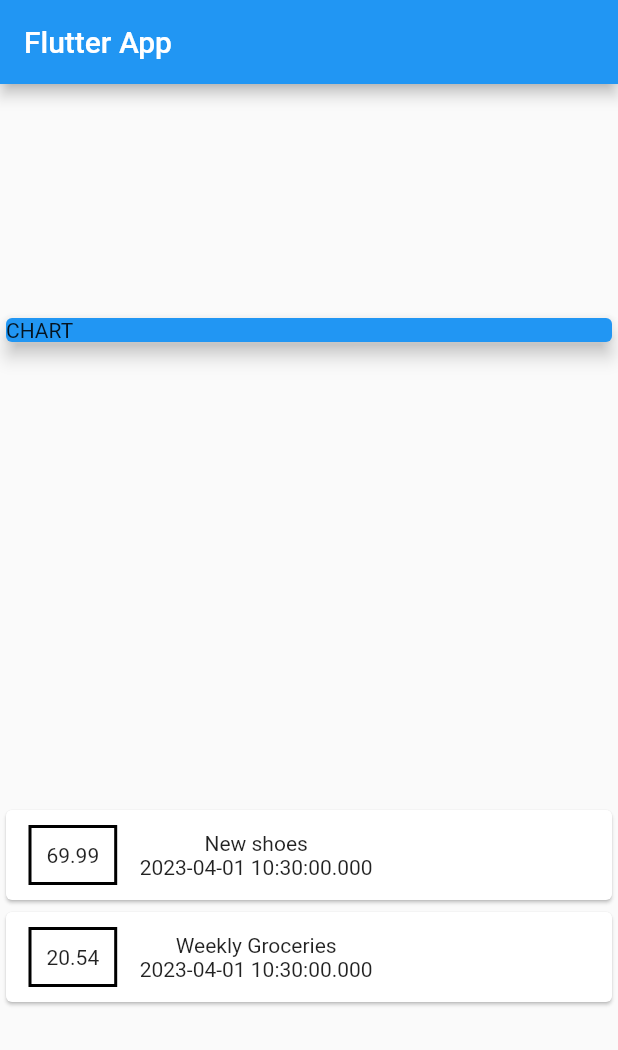
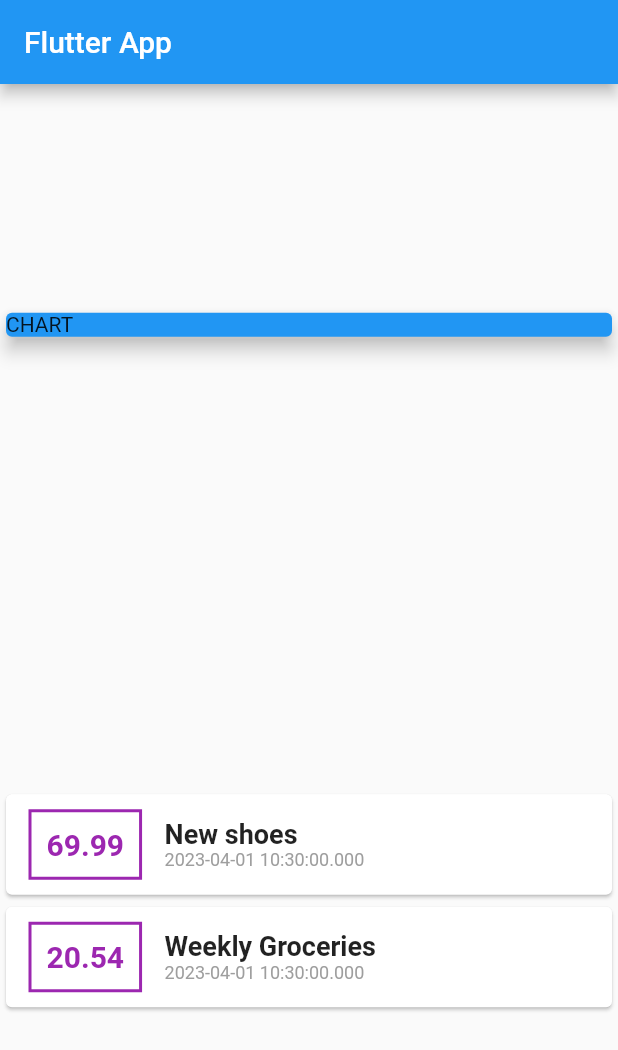
Before and after one commit to Ozurumba007/personal-expenses-app, a Flutter app: the screen it shows after launch, on a phone screen of 412 x 824 dp. Shown: the top 1050 px of the screen. Run offline on Flutter 3.47's test engine with Material 2 defaults, Android fonts, the phone set to English and light mode, and no system bars.

Commit message:
styling the text in the container

```diff
--- a/lib/main.dart
+++ b/lib/main.dart
@@ -58,6 +58,7 @@ class MyHomePage extends StatelessWidget {
             children: transactions.map((tx) {
               return Card(
                 child: Row(
+                  // mainAxisAlignment: Ma,
                   children: [
                     Container(
                       margin: EdgeInsets.symmetric(
@@ -66,21 +67,36 @@ class MyHomePage extends StatelessWidget {
                       ),
                       decoration: BoxDecoration(
                         border: Border.all(
-                          color: Colors.black,
+                          color: Colors.purple,
                           width: 2,
                         ),
                       ),
                       padding: EdgeInsets.all(10),
                       child: Text(
                         tx.amount.toString(),
-                        //
+                        style: TextStyle(
+                          fontWeight: FontWeight.bold,
+                          fontSize: 20,
+                          color: Colors.purple,
+                        ),
                       ),
                     ),
                     Column(
+                      crossAxisAlignment: CrossAxisAlignment.start,
                       children: [
-                        Text(tx.title),
+                        Text(
+                          tx.title,
+                          style: TextStyle(
+                            fontSize: 18,
+                            fontWeight: FontWeight.bold,
+                          ),
+                        ),
                         Text(
                           tx.date.toString(),
+                          style: TextStyle(
+                            color: Colors.grey,
+                            fontSize: 12,
+                          ),
                         ),
                       ],
                     ),
```
